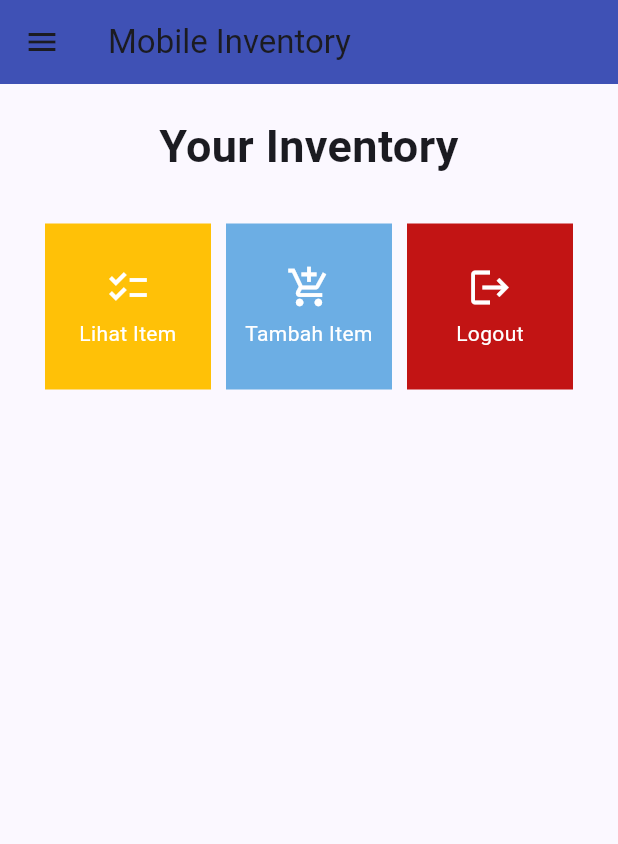
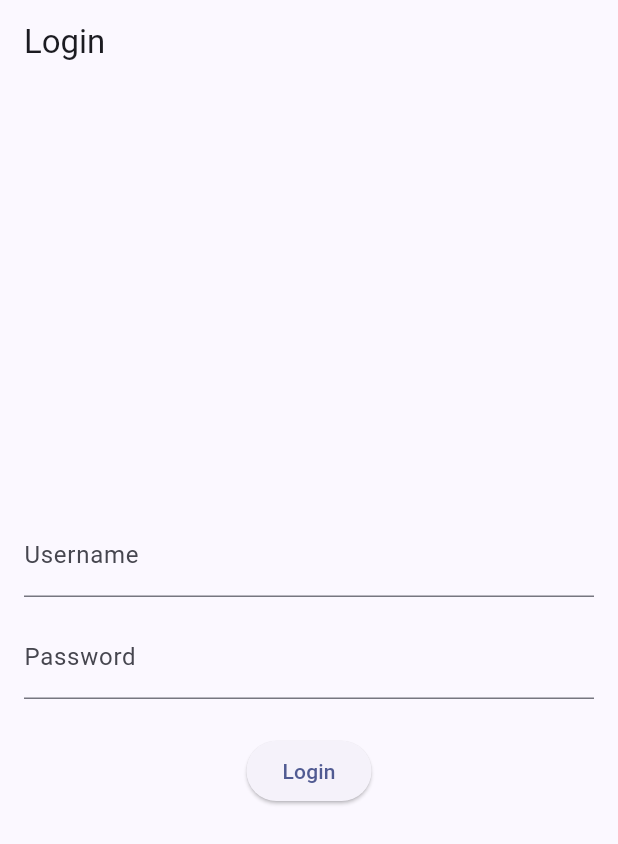
Before and after one commit to yodh4/mobile-inventory, a Flutter app: the screen it shows after launch, on a phone screen of 412 x 824 dp. Shown: the top 844 px of the screen. Run offline on Flutter 3.47's test engine with Material 2 defaults, Android fonts, the phone set to English and light mode, and no system bars; missing offline and left inert: pbp_django_auth.

Commit message:
Selesai tugas 9

```diff
--- a/lib/main.dart
+++ b/lib/main.dart
@@ -1,5 +1,8 @@
 import 'package:flutter/material.dart';
 import 'package:mobile_inventory/screens/home.dart';
+import 'package:pbp_django_auth/pbp_django_auth.dart';
+import 'package:provider/provider.dart';
+import 'package:mobile_inventory/screens/login.dart';
 
 
 void main() {
@@ -7,18 +10,22 @@ void main() {
 }
 
 class MyApp extends StatelessWidget {
-  const MyApp({super.key});
+  const MyApp({Key? key}) : super(key: key);
 
-  // This widget is the root of your application.
   @override
-  Widget build(BuildContext context) {
-    return MaterialApp(
-      title: 'Mobile Inventory',
-      theme: ThemeData(
-        colorScheme: ColorScheme.fromSeed(seedColor: Colors.indigo),
-        useMaterial3: true,
-      ),
-      home: MyHomePage(),
+  Widget build(Object context) {
+    return Provider(
+      create: (_) {
+        CookieRequest request = CookieRequest();
+        return request;
+      },
+      child: MaterialApp(
+          title: 'Flutter App',
+          theme: ThemeData(
+            colorScheme: ColorScheme.fromSeed(seedColor: Colors.indigo),
+            useMaterial3: true,
+          ),
+          home: const LoginPage()),
     );
   }
 }
--- /dev/null
+++ b/lib/screens/login.dart
@@ -0,0 +1,114 @@
+import 'package:mobile_inventory/screens/home.dart';
+import 'package:flutter/material.dart';
+import 'package:pbp_django_auth/pbp_django_auth.dart';
+import 'package:provider/provider.dart';
+
+void main() {
+    runApp(const LoginApp());
+}
+
+class LoginApp extends StatelessWidget {
+const LoginApp({super.key});
+
+@override
+Widget build(BuildContext context) {
+    return MaterialApp(
+        title: 'Login',
+        theme: ThemeData(
+            primarySwatch: Colors.blue,
+    ),
+    home: const LoginPage(),
+    );
+    }
+}
+
+class LoginPage extends StatefulWidget {
+    const LoginPage({super.key});
+
+    @override
+    _LoginPageState createState() => _LoginPageState();
+}
+
+class _LoginPageState extends State<LoginPage> {
+    final TextEditingController _usernameController = TextEditingController();
+    final TextEditingController _passwordController = TextEditingController();
+
+    @override
+    Widget build(BuildContext context) {
+        final request = context.watch<CookieRequest>();
+        return Scaffold(
+            appBar: AppBar(
+                title: const Text('Login'),
+            ),
+            body: Container(
+                padding: const EdgeInsets.all(16.0),
+                child: Column(
+                    mainAxisAlignment: MainAxisAlignment.center,
+                    children: [
+                        TextField(
+                            controller: _usernameController,
+                            decoration: const InputDecoration(
+                                labelText: 'Username',
+                            ),
+                        ),
+                        const SizedBox(height: 12.0),
+                        TextField(
+                            controller: _passwordController,
+                            decoration: const InputDecoration(
+                                labelText: 'Password',
+                            ),
+                            obscureText: true,
+                        ),
+                        const SizedBox(height: 24.0),
+                        ElevatedButton(
+                            onPressed: () async {
+                                String username = _usernameController.text;
+                                String password = _passwordController.text;
+
+                                // Cek kredensial
+                                // TODO: Ganti URL dan jangan lupa tambahkan trailing slash (/) di akhir URL!
+                                // Untuk menyambungkan Android emulator dengan Django pada localhost,
+                                // gunakan URL http://10.0.2.2/
+                                final response = await request.login("https://cyrilus-yodha-tugas.pbp.cs.ui.ac.id/auth/login/", {
+                                'username': username,
+                                'password': password,
+                                });
+
+                                if (request.loggedIn) {
+                                    String message = response['message'];
+                                    String uname = response['username'];
+                                    Navigator.pushReplacement(
+                                        context,
+                                        MaterialPageRoute(builder: (context) => MyHomePage()),
+                                    );
+                                    ScaffoldMessenger.of(context)
+                                        ..hideCurrentSnackBar()
+                                        ..showSnackBar(
+                                            SnackBar(content: Text("$message Selamat datang, $uname.")));
+                                    } else {
+                                    showDialog(
+                                        context: context,
+                                        builder: (context) => AlertDialog(
+                                            title: const Text('Login Gagal'),
+                                            content:
+                                                Text(response['message']),
+                                            actions: [
+                                                TextButton(
+                                                    child: const Text('OK'),
+                                                    onPressed: () {
+                                                        Navigator.pop(context);
+                                                    },
+                                                ),
+                                            ],
+                                        ),
+                                    );
+                                }
+                            },
+                            child: const Text('Login'),
+                        ),
+                    ],
+                ),
+            ),
+        );
+    }
+}
--- a/pubspec.yaml
+++ b/pubspec.yaml
@@ -35,6 +35,9 @@ dependencies:
   # The following adds the Cupertino Icons font to your application.
   # Use with the CupertinoIcons class for iOS style icons.
   cupertino_icons: ^1.0.2
+  pbp_django_auth: ^0.4.0
+  provider: ^6.1.1
+  http: ^1.1.0
 
 dev_dependencies:
   flutter_test:
```
Also changed, not shown: lib/models/product.dart (added, +65 -0 lines), lib/screens/list_product.dart (added, +91 -0 lines), lib/screens/shoplist_form.dart (+35 -26 lines), lib/widgets/inventory_card.dart (+32 -3 lines), lib/widgets/left_drawer.dart (+12 -0 lines), pubspec.lock, 3 other files.
